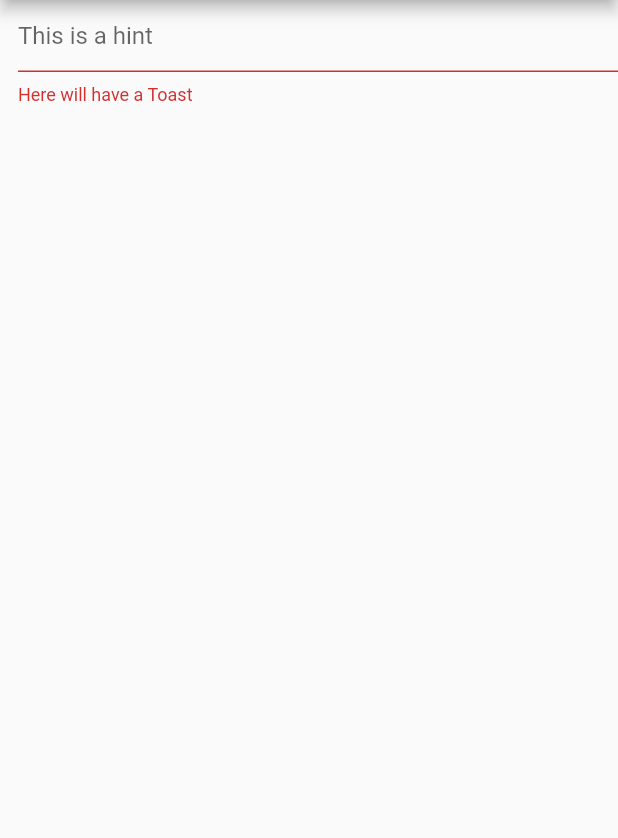
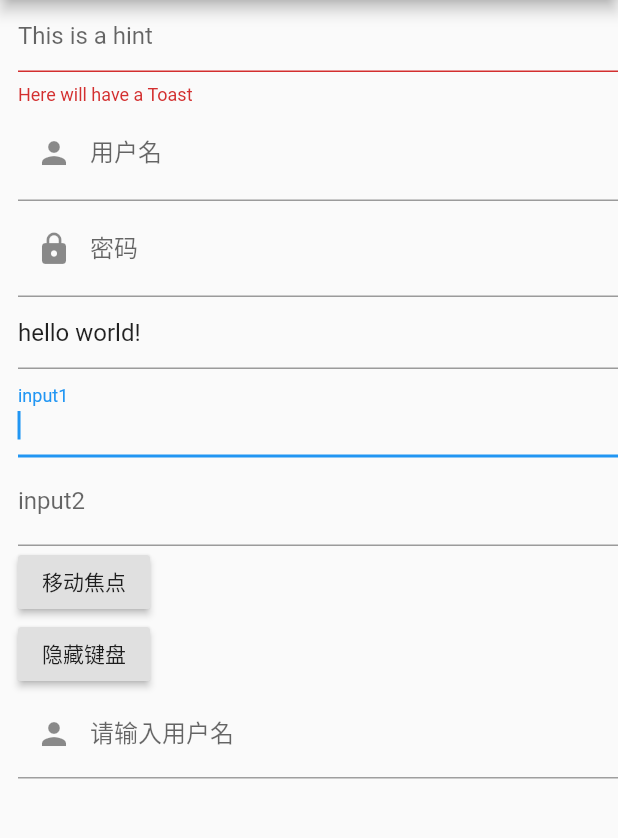
Before and after one commit to yaoxiawen/flutterdemo, a Flutter app: the TextFieldDemo screen opened by its route, on a phone screen of 412 x 824 dp, the part 84-922 px from its top. Run offline on Flutter 3.47's test engine with Material 2 defaults, Android fonts, the phone set to English and light mode, and no system bars; our stand-ins replace shared_preferences; accounts and stored records are empty.

Commit message:
添加TextFieldDemo

```diff
--- a/lib/textfielddemo/TextFieldDemo.dart
+++ b/lib/textfielddemo/TextFieldDemo.dart
@@ -8,16 +8,24 @@ class TextFieldDemo extends StatefulWidget {
 }
 
 class TextFieldState extends State<TextFieldDemo> {
-  String _errorText='Here will have a Toast';
+  String _errorText = 'Here will have a Toast';
+  TextEditingController _selectionController = TextEditingController();
+  FocusNode focusNode1 = new FocusNode();
+  FocusNode focusNode2 = new FocusNode();
+  FocusScopeNode focusScopeNode;
 
   @override
   Widget build(BuildContext context) {
+    _selectionController.text = "hello world!";
+    _selectionController.selection = TextSelection(
+        baseOffset: 2, extentOffset: _selectionController.text.length);
     return Scaffold(
       appBar: AppBar(
         title: Text("YXW TextField Demo"),
       ),
       body: Container(
-          margin: EdgeInsets.only(left: 12),
+        margin: EdgeInsets.only(left: 12),
+        child: SingleChildScrollView(
           child: Column(
             mainAxisAlignment: MainAxisAlignment.start,
             crossAxisAlignment: CrossAxisAlignment.start,
@@ -34,9 +42,72 @@ class TextFieldState extends State<TextFieldDemo> {
                 },
                 decoration: InputDecoration(
                     hintText: "This is a hint", errorText: _errorText),
-              )
+              ),
+              TextField(
+                //autofocus: true,
+                decoration: InputDecoration(
+                    labelText: "用户名",
+                    hintText: "用户名或邮箱",
+                    prefixIcon: Icon(Icons.person)),
+                //textInputAction: TextInputAction.search,
+              ),
+              TextField(
+                decoration: InputDecoration(
+                    labelText: "密码",
+                    hintText: "您的登录密码",
+                    prefixIcon: Icon(Icons.lock)),
+                obscureText: true,
+                onChanged: (value) {},
+              ),
+              TextField(
+                controller: _selectionController,
+              ),
+              TextField(
+                autofocus: true,
+                focusNode: focusNode1, //关联focusNode1
+                decoration: InputDecoration(labelText: "input1"),
+              ),
+              TextField(
+                focusNode: focusNode2, //关联focusNode2
+                decoration: InputDecoration(labelText: "input2"),
+              ),
+              RaisedButton(
+                child: Text("移动焦点"),
+                onPressed: () {
+                  //将焦点从第一个TextField移到第二个TextField
+                  // 这是一种写法 FocusScope.of(context).requestFocus(focusNode2);
+                  // 这是第二种写法
+                  if (null == focusScopeNode) {
+                    focusScopeNode = FocusScope.of(context);
+                  }
+                  focusScopeNode.requestFocus(focusNode2);
+                },
+              ),
+              RaisedButton(
+                child: Text("隐藏键盘"),
+                onPressed: () {
+                  // 当所有编辑框都失去焦点时键盘就会收起
+                  focusNode1.unfocus();
+                  focusNode2.unfocus();
+                },
+              ),
+              TextField(
+                decoration: InputDecoration(
+                  labelText: "请输入用户名",
+                  prefixIcon: Icon(Icons.person),
+                  // 未获得焦点下划线设为灰色
+                  enabledBorder: UnderlineInputBorder(
+                    borderSide: BorderSide(color: Colors.grey),
+                  ),
+                  //获得焦点下划线设为蓝色
+                  focusedBorder: UnderlineInputBorder(
+                    borderSide: BorderSide(color: Colors.greenAccent),
+                  ),
+                ),
+              ),
             ],
-          )
+          ),
+        ),
       ),
     );
   }
```
